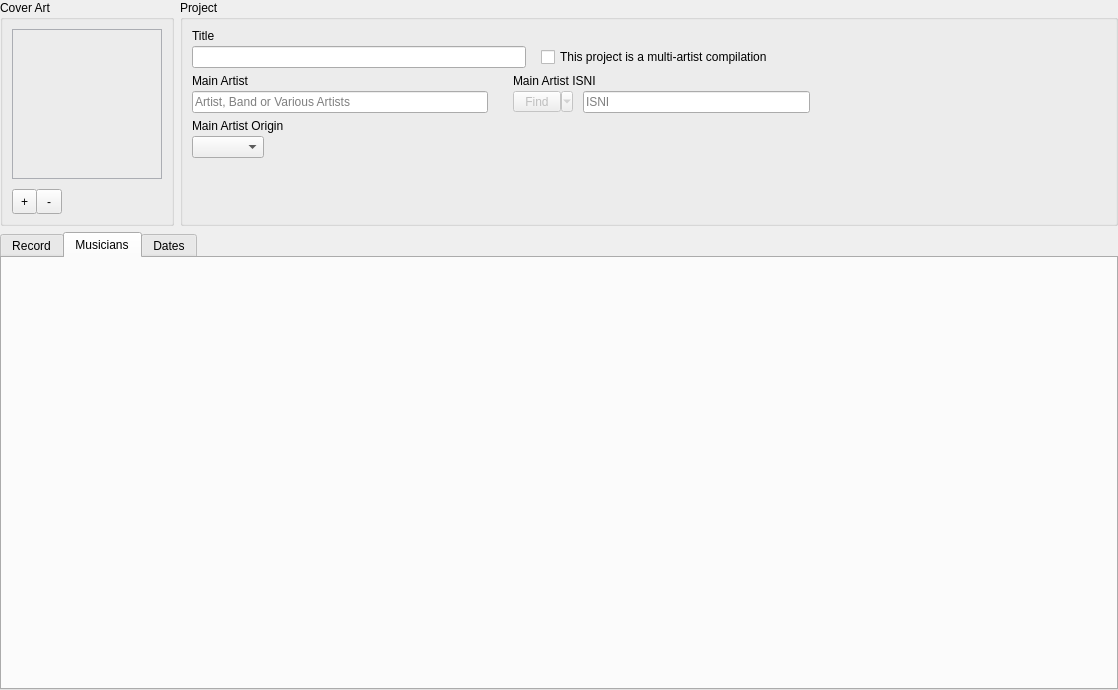
This is resources/ui/album_page.ui in Iconoclasteinc/tgit as Qt 5 draws it before an edit. The edited form follows.
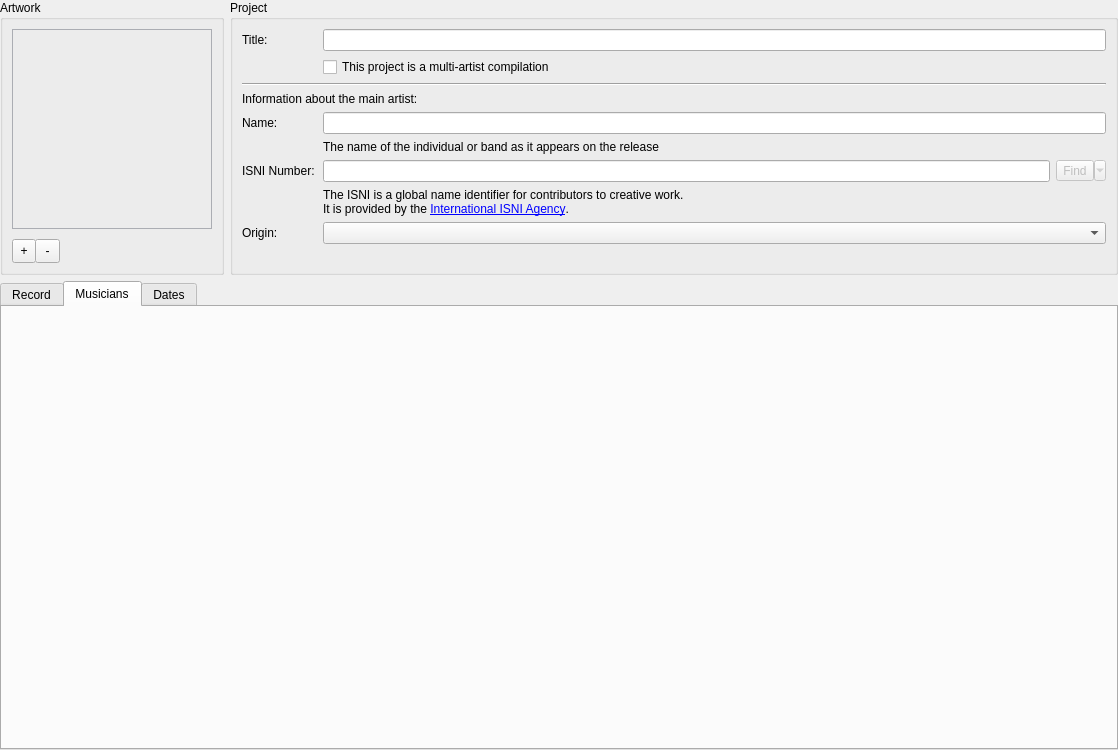
This is the edited form. The open tabs and pages were chosen to show the change. Icons and pictures are not drawn. Custom widgets are drawn as their Qt base class.

Commit message: Layout the project page top banner as a form add and inline help

```diff
--- a/resources/ui/album_page.ui
+++ b/resources/ui/album_page.ui
@@ -7,14 +7,10 @@
     <x>0</x>
     <y>0</y>
     <width>1118</width>
-    <height>690</height>
+    <height>750</height>
    </rect>
   </property>
-  <property name="styleSheet">
-   <string notr="true">
-     </string>
-  </property>
-  <layout class="QGridLayout" name="gridLayout">
+  <layout class="QVBoxLayout" name="verticalLayout_2" stretch="0,1">
    <property name="leftMargin">
     <number>0</number>
    </property>
@@ -27,7 +23,312 @@
    <property name="bottomMargin">
     <number>0</number>
    </property>
-   <item row="1" column="0">
+   <item>
+    <layout class="QHBoxLayout" name="_top_banner" stretch="0,1">
+     <item>
+      <widget class="QGroupBox" name="_picture_box">
+       <property name="title">
+        <string>Artwork</string>
+       </property>
+       <layout class="QVBoxLayout" name="verticalLayout_5">
+        <item>
+         <layout class="QVBoxLayout" name="verticalLayout_6">
+          <property name="spacing">
+           <number>10</number>
+          </property>
+          <item>
+           <widget class="QLabel" name="_front_cover">
+            <property name="sizePolicy">
+             <sizepolicy hsizetype="Fixed" vsizetype="Fixed">
+              <horstretch>0</horstretch>
+              <verstretch>0</verstretch>
+             </sizepolicy>
+            </property>
+            <property name="minimumSize">
+             <size>
+              <width>200</width>
+              <height>200</height>
+             </size>
+            </property>
+            <property name="maximumSize">
+             <size>
+              <width>200</width>
+              <height>200</height>
+             </size>
+            </property>
+            <property name="styleSheet">
+             <string notr="true">border: 1px solid #ABADB3;</string>
+            </property>
+           </widget>
+          </item>
+          <item>
+           <layout class="QHBoxLayout" name="_picture_button_container" stretch="0,0,0">
+            <property name="spacing">
+             <number>0</number>
+            </property>
+            <item>
+             <widget class="QToolButton" name="_select_picture_button">
+              <property name="minimumSize">
+               <size>
+                <width>24</width>
+                <height>24</height>
+               </size>
+              </property>
+              <property name="focusPolicy">
+               <enum>Qt::StrongFocus</enum>
+              </property>
+              <property name="toolTip">
+               <string>Add or change the picture</string>
+              </property>
+              <property name="text">
+               <string>+</string>
+              </property>
+             </widget>
+            </item>
+            <item>
+             <widget class="QToolButton" name="_remove_picture_button">
+              <property name="minimumSize">
+               <size>
+                <width>24</width>
+                <height>24</height>
+               </size>
+              </property>
+              <property name="focusPolicy">
+               <enum>Qt::StrongFocus</enum>
+              </property>
+              <property name="toolTip">
+               <string>Remove the picture</string>
+              </property>
+              <property name="styleSheet">
+               <string notr="true">margin-left: -1px;</string>
+              </property>
+              <property name="text">
+               <string>-</string>
+              </property>
+             </widget>
+            </item>
+            <item>
+             <spacer name="horizontalSpacer">
+              <property name="orientation">
+               <enum>Qt::Horizontal</enum>
+              </property>
+              <property name="sizeHint" stdset="0">
+               <size>
+                <width>40</width>
+                <height>20</height>
+               </size>
+              </property>
+             </spacer>
+            </item>
+           </layout>
+          </item>
+         </layout>
+        </item>
+       </layout>
+      </widget>
+     </item>
+     <item>
+      <widget class="QGroupBox" name="_project_box">
+       <property name="title">
+        <string>Project</string>
+       </property>
+       <layout class="QFormLayout" name="formLayout">
+        <item row="0" column="0">
+         <widget class="QLabel" name="_title_caption">
+          <property name="text">
+           <string>Title:</string>
+          </property>
+          <property name="buddy">
+           <cstring>_title</cstring>
+          </property>
+         </widget>
+        </item>
+        <item row="0" column="1">
+         <widget class="QLineEdit" name="_title">
+          <property name="minimumSize">
+           <size>
+            <width>300</width>
+            <height>0</height>
+           </size>
+          </property>
+         </widget>
+        </item>
+        <item row="1" column="0">
+         <widget class="QLabel" name="label_3">
+          <property name="minimumSize">
+           <size>
+            <width>75</width>
+            <height>0</height>
+           </size>
+          </property>
+          <property name="text">
+           <string/>
+          </property>
+         </widget>
+        </item>
+        <item row="1" column="1">
+         <widget class="QCheckBox" name="_compilation">
+          <property name="sizePolicy">
+           <sizepolicy hsizetype="Fixed" vsizetype="Fixed">
+            <horstretch>0</horstretch>
+            <verstretch>0</verstretch>
+           </sizepolicy>
+          </property>
+          <property name="focusPolicy">
+           <enum>Qt::StrongFocus</enum>
+          </property>
+          <property name="text">
+           <string>This project is a multi-artist compilation</string>
+          </property>
+         </widget>
+        </item>
+        <item row="2" column="0" colspan="2">
+         <widget class="Line" name="line">
+          <property name="orientation">
+           <enum>Qt::Horizontal</enum>
+          </property>
+         </widget>
+        </item>
+        <item row="3" column="0" colspan="2">
+         <widget class="QLabel" name="label">
+          <property name="text">
+           <string>Information about the main artist:</string>
+          </property>
+         </widget>
+        </item>
+        <item row="4" column="0">
+         <widget class="QLabel" name="_main_artist_caption">
+          <property name="text">
+           <string>Name:</string>
+          </property>
+          <property name="buddy">
+           <cstring>_main_artist</cstring>
+          </property>
+         </widget>
+        </item>
+        <item row="4" column="1">
+         <widget class="QLineEdit" name="_main_artist">
+          <property name="minimumSize">
+           <size>
+            <width>250</width>
+            <height>0</height>
+           </size>
+          </property>
+         </widget>
+        </item>
+        <item row="5" column="1">
+         <widget class="QLabel" name="label_2">
+          <property name="styleSheet">
+           <string notr="true">QLabel[style=QWindowsStyle] {
+    font-size: 6px;
+}
+
+QLabel[style=QMacStyle] {
+    font-size: 11px;
+}
+</string>
+          </property>
+          <property name="text">
+           <string>The name of the individual or band as it appears on the release</string>
+          </property>
+         </widget>
+        </item>
+        <item row="6" column="0">
+         <widget class="QLabel" name="_main_artist_isni_caption">
+          <property name="text">
+           <string>ISNI Number:</string>
+          </property>
+          <property name="buddy">
+           <cstring>_main_artist_isni</cstring>
+          </property>
+         </widget>
+        </item>
+        <item row="6" column="1">
+         <layout class="QHBoxLayout" name="horizontalLayout">
+          <item>
+           <widget class="QLineEdit" name="_main_artist_isni">
+            <property name="minimumSize">
+             <size>
+              <width>150</width>
+              <height>0</height>
+             </size>
+            </property>
+           </widget>
+          </item>
+          <item>
+           <widget class="QToolButton" name="_main_artist_isni_actions_button">
+            <property name="enabled">
+             <bool>false</bool>
+            </property>
+            <property name="sizePolicy">
+             <sizepolicy hsizetype="Fixed" vsizetype="Fixed">
+              <horstretch>0</horstretch>
+              <verstretch>0</verstretch>
+             </sizepolicy>
+            </property>
+            <property name="focusPolicy">
+             <enum>Qt::StrongFocus</enum>
+            </property>
+            <property name="text">
+             <string>Find</string>
+            </property>
+            <property name="icon">
+             <iconset resource="../resources.qrc">
+              <normaloff>:/search</normaloff>:/search</iconset>
+            </property>
+            <property name="popupMode">
+             <enum>QToolButton::MenuButtonPopup</enum>
+            </property>
+            <property name="toolButtonStyle">
+             <enum>Qt::ToolButtonIconOnly</enum>
+            </property>
+           </widget>
+          </item>
+         </layout>
+        </item>
+        <item row="7" column="1">
+         <widget class="QLabel" name="label_4">
+          <property name="styleSheet">
+           <string notr="true">QLabel[style=QWindowsStyle] {
+    font-size: 6px;
+}
+
+QLabel[style=QMacStyle] {
+    font-size: 11px;
+}
+</string>
+          </property>
+          <property name="text">
+           <string>&lt;html&gt;&lt;head/&gt;&lt;body&gt;&lt;p&gt;The ISNI is a global name identifier for contributors to creative work.&lt;br/&gt;It is provided by the &lt;a href=&quot;http://isni.org&quot;&gt;&lt;span style=&quot;text-decoration: underline; color:#0000ff;&quot;&gt;International ISNI Agency&lt;/span&gt;&lt;/a&gt;.&lt;/p&gt;&lt;/body&gt;&lt;/html&gt;</string>
+          </property>
+         </widget>
+        </item>
+        <item row="8" column="0">
+         <widget class="QLabel" name="_main_artist_region_caption">
+          <property name="text">
+           <string>Origin:</string>
+          </property>
+          <property name="buddy">
+           <cstring>_main_artist_region</cstring>
+          </property>
+         </widget>
+        </item>
+        <item row="8" column="1">
+         <widget class="QComboBox" name="_main_artist_region">
+          <property name="focusPolicy">
+           <enum>Qt::StrongFocus</enum>
+          </property>
+          <property name="insertPolicy">
+           <enum>QComboBox::InsertAtTop</enum>
+          </property>
+         </widget>
+        </item>
+       </layout>
+      </widget>
+     </item>
+    </layout>
+   </item>
+   <item>
     <widget class="QTabWidget" name="_tabs">
      <property name="currentIndex">
       <number>0</number>
@@ -239,7 +540,7 @@
             <x>0</x>
             <y>0</y>
             <width>1112</width>
-            <height>413</height>
+            <height>409</height>
            </rect>
           </property>
           <property name="styleSheet">
@@ -415,335 +716,6 @@
      </widget>
     </widget>
    </item>
-   <item row="0" column="0">
-    <layout class="QHBoxLayout" name="_top_banner" stretch="0,1">
-     <item>
-      <widget class="QGroupBox" name="_picture_box">
-       <property name="title">
-        <string>Cover Art</string>
-       </property>
-       <layout class="QVBoxLayout" name="verticalLayout_5">
-        <item>
-         <layout class="QVBoxLayout" name="verticalLayout_6">
-          <property name="spacing">
-           <number>10</number>
-          </property>
-          <item>
-           <widget class="QLabel" name="_front_cover">
-            <property name="sizePolicy">
-             <sizepolicy hsizetype="Fixed" vsizetype="Fixed">
-              <horstretch>0</horstretch>
-              <verstretch>0</verstretch>
-             </sizepolicy>
-            </property>
-            <property name="minimumSize">
-             <size>
-              <width>150</width>
-              <height>150</height>
-             </size>
-            </property>
-            <property name="maximumSize">
-             <size>
-              <width>150</width>
-              <height>150</height>
-             </size>
-            </property>
-            <property name="styleSheet">
-             <string notr="true">border: 1px solid #ABADB3;</string>
-            </property>
-           </widget>
-          </item>
-          <item>
-           <layout class="QHBoxLayout" name="_picture_button_container" stretch="0,0,0">
-            <property name="spacing">
-             <number>0</number>
-            </property>
-            <item>
-             <widget class="QToolButton" name="_select_picture_button">
-              <property name="minimumSize">
-               <size>
-                <width>25</width>
-                <height>25</height>
-               </size>
-              </property>
-              <property name="focusPolicy">
-               <enum>Qt::StrongFocus</enum>
-              </property>
-              <property name="text">
-               <string>+</string>
-              </property>
-             </widget>
-            </item>
-            <item>
-             <widget class="QToolButton" name="_remove_picture_button">
-              <property name="minimumSize">
-               <size>
-                <width>25</width>
-                <height>25</height>
-               </size>
-              </property>
-              <property name="focusPolicy">
-               <enum>Qt::StrongFocus</enum>
-              </property>
-              <property name="toolTip">
-               <string>Remove the picture</string>
-              </property>
-              <property name="styleSheet">
-               <string notr="true">margin-left: -1px;</string>
-              </property>
-              <property name="text">
-               <string>-</string>
-              </property>
-             </widget>
-            </item>
-            <item>
-             <spacer name="horizontalSpacer">
-              <property name="orientation">
-               <enum>Qt::Horizontal</enum>
-              </property>
-              <property name="sizeHint" stdset="0">
-               <size>
-                <width>40</width>
-                <height>20</height>
-               </size>
-              </property>
-             </spacer>
-            </item>
-           </layout>
-          </item>
-         </layout>
-        </item>
-       </layout>
-      </widget>
-     </item>
-     <item>
-      <widget class="QGroupBox" name="_project_box">
-       <property name="title">
-        <string>Project</string>
-       </property>
-       <layout class="QVBoxLayout" name="verticalLayout_2">
-        <item>
-         <layout class="QVBoxLayout" name="verticalLayout_8">
-          <property name="spacing">
-           <number>3</number>
-          </property>
-          <property name="leftMargin">
-           <number>0</number>
-          </property>
-          <item>
-           <widget class="QLabel" name="_title_caption">
-            <property name="text">
-             <string>Title</string>
-            </property>
-            <property name="buddy">
-             <cstring>_title</cstring>
-            </property>
-           </widget>
-          </item>
-          <item>
-           <layout class="QHBoxLayout" name="horizontalLayout_2">
-            <property name="spacing">
-             <number>15</number>
-            </property>
-            <item>
-             <widget class="QLineEdit" name="_title"/>
-            </item>
-            <item>
-             <widget class="QCheckBox" name="_compilation">
-              <property name="sizePolicy">
-               <sizepolicy hsizetype="Fixed" vsizetype="Fixed">
-                <horstretch>0</horstretch>
-                <verstretch>0</verstretch>
-               </sizepolicy>
-              </property>
-              <property name="focusPolicy">
-               <enum>Qt::StrongFocus</enum>
-              </property>
-              <property name="text">
-               <string>This project is a multi-artist compilation</string>
-              </property>
-             </widget>
-            </item>
-            <item>
-             <spacer name="horizontalSpacer_2">
-              <property name="orientation">
-               <enum>Qt::Horizontal</enum>
-              </property>
-              <property name="sizeHint" stdset="0">
-               <size>
-                <width>40</width>
-                <height>20</height>
-               </size>
-              </property>
-             </spacer>
-            </item>
-           </layout>
-          </item>
-         </layout>
-        </item>
-        <item>
-         <layout class="QHBoxLayout" name="horizontalLayout_3">
-          <property name="spacing">
-           <number>25</number>
-          </property>
-          <property name="leftMargin">
-           <number>0</number>
-          </property>
-          <item>
-           <layout class="QVBoxLayout" name="verticalLayout_10">
-            <property name="spacing">
-             <number>3</number>
-            </property>
-            <item>
-             <widget class="QLabel" name="_main_artist_caption">
-              <property name="text">
-               <string>Main Artist</string>
-              </property>
-              <property name="buddy">
-               <cstring>_main_artist</cstring>
-              </property>
-             </widget>
-            </item>
-            <item>
-             <widget class="QLineEdit" name="_main_artist">
-              <property name="placeholderText">
-               <string>Artist, Band or Various Artists</string>
-              </property>
-             </widget>
-            </item>
-           </layout>
-          </item>
-          <item>
-           <layout class="QVBoxLayout" name="verticalLayout_11">
-            <property name="spacing">
-             <number>3</number>
-            </property>
-            <item>
-             <widget class="QLabel" name="_main_artist_isni_caption">
-              <property name="text">
-               <string>Main Artist ISNI</string>
-              </property>
-              <property name="buddy">
-               <cstring>_main_artist_isni</cstring>
-              </property>
-             </widget>
-            </item>
-            <item>
-             <layout class="QHBoxLayout" name="horizontalLayout_4">
-              <property name="spacing">
-               <number>10</number>
-              </property>
-              <item>
-               <widget class="QToolButton" name="_main_artist_isni_actions_button">
-                <property name="enabled">
-                 <bool>false</bool>
-                </property>
-                <property name="sizePolicy">
-                 <sizepolicy hsizetype="Fixed" vsizetype="Fixed">
-                  <horstretch>0</horstretch>
-                  <verstretch>0</verstretch>
-                 </sizepolicy>
-                </property>
-                <property name="minimumSize">
-                 <size>
-                  <width>60</width>
-                  <height>0</height>
-                 </size>
-                </property>
-                <property name="cursor">
-                 <cursorShape>PointingHandCursor</cursorShape>
-                </property>
-                <property name="focusPolicy">
-                 <enum>Qt::StrongFocus</enum>
-                </property>
-                <property name="text">
-                 <string>Find</string>
-                </property>
-                <property name="popupMode">
-                 <enum>QToolButton::MenuButtonPopup</enum>
-                </property>
-                <property name="toolButtonStyle">
-                 <enum>Qt::ToolButtonTextOnly</enum>
-                </property>
-               </widget>
-              </item>
-              <item>
-               <widget class="QLineEdit" name="_main_artist_isni">
-                <property name="placeholderText">
-                 <string>ISNI</string>
-                </property>
-               </widget>
-              </item>
-             </layout>
-            </item>
-           </layout>
-          </item>
-          <item>
-           <spacer name="horizontalSpacer_5">
-            <property name="orientation">
-             <enum>Qt::Horizontal</enum>
-            </property>
-            <property name="sizeHint" stdset="0">
-             <size>
-              <width>40</width>
-              <height>20</height>
-             </size>
-            </property>
-           </spacer>
-          </item>
-         </layout>
-        </item>
-        <item>
-         <layout class="QFormLayout" name="formLayout_2">
-          <property name="labelAlignment">
-           <set>Qt::AlignLeading|Qt::AlignLeft|Qt::AlignVCenter</set>
-          </property>
-          <property name="formAlignment">
-           <set>Qt::AlignLeading|Qt::AlignLeft|Qt::AlignVCenter</set>
-          </property>
-          <property name="verticalSpacing">
-           <number>3</number>
-          </property>
-          <item row="0" column="0">
-           <widget class="QLabel" name="_main_artist_region_caption">
-            <property name="text">
-             <string>Main Artist Origin</string>
-            </property>
-            <property name="buddy">
-             <cstring>_main_artist_region</cstring>
-            </property>
-           </widget>
-          </item>
-          <item row="1" column="0">
-           <widget class="QComboBox" name="_main_artist_region">
-            <property name="focusPolicy">
-             <enum>Qt::StrongFocus</enum>
-            </property>
-            <property name="insertPolicy">
-             <enum>QComboBox::InsertAtTop</enum>
-            </property>
-           </widget>
-          </item>
-         </layout>
-        </item>
-        <item>
-         <spacer name="verticalSpacer_2">
-          <property name="orientation">
-           <enum>Qt::Vertical</enum>
-          </property>
-          <property name="sizeHint" stdset="0">
-           <size>
-            <width>20</width>
-            <height>40</height>
-           </size>
-          </property>
-         </spacer>
-        </item>
-       </layout>
-      </widget>
-     </item>
-    </layout>
-   </item>
   </layout>
   <action name="_main_artist_isni_assign_action">
    <property name="enabled">
```
Left out of the diff: 26 changed lines with no effect on the pictures. The commit also changes 6 other files.
